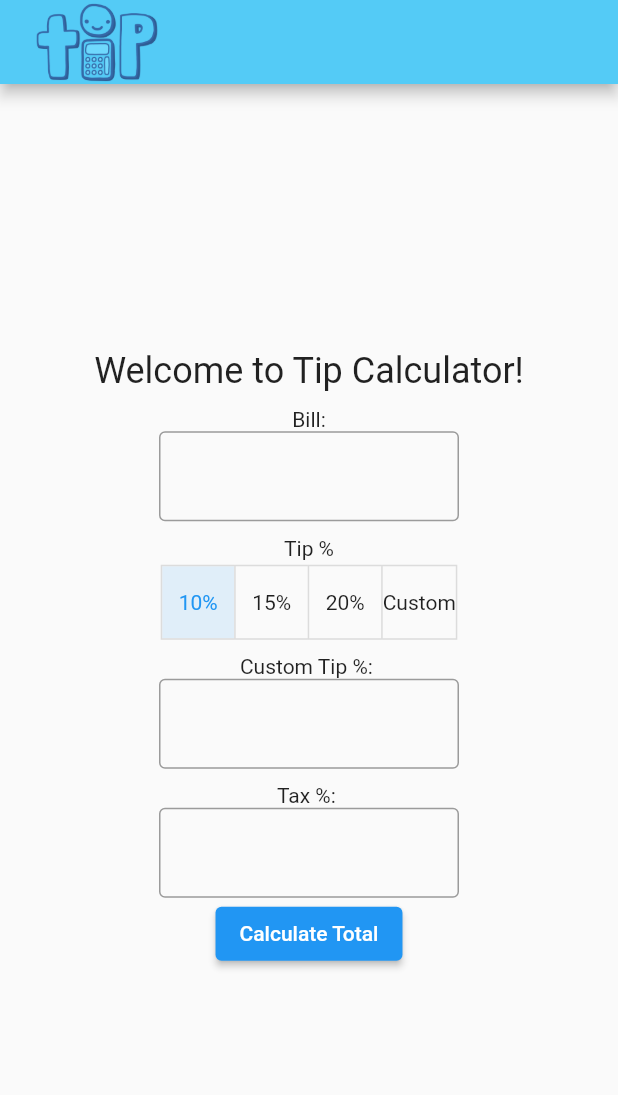
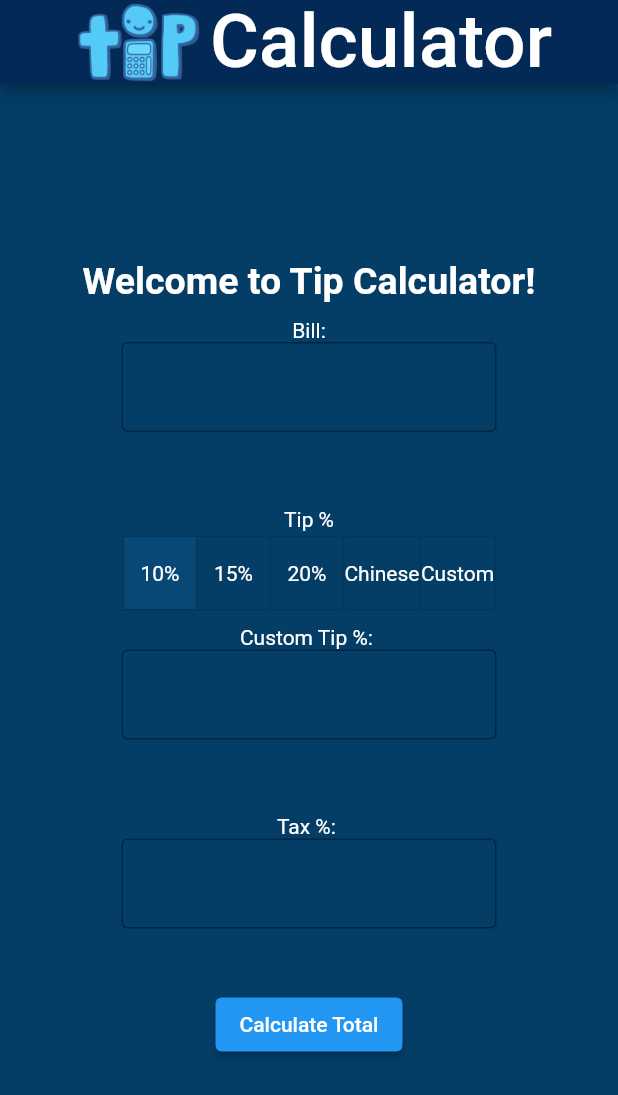
Before and after one commit to Bronx-Science/project-special-calculator-team-tip, a Flutter app: the screen it shows after launch, on a phone screen of 412 x 824 dp. Shown: the top 1095 px of the screen. Run offline on Flutter 3.47's test engine with Material 2 defaults, Android fonts, the phone set to English and light mode, and no system bars.

Commit message:
Update main.dart

```diff
--- a/tip_calculator/lib/main.dart
+++ b/tip_calculator/lib/main.dart
@@ -14,20 +14,29 @@ class _MyAppState extends State<MyApp> {
   Widget build(BuildContext context) {
     return MaterialApp(
       home: Scaffold(
+        backgroundColor: const Color.fromARGB(255, 4, 61, 102),
         appBar: AppBar(
-          backgroundColor: const Color.fromARGB(255, 84, 203, 246),
-          title: Image.asset('assets/tip_logo.png', height: 80),
-        ),
-        body: Center(
+            backgroundColor: const Color.fromARGB(255, 3, 42, 87),
+            title: Center(
+                child:
+                    Row(mainAxisAlignment: MainAxisAlignment.center, children: [
+              Image.asset('assets/tip_logo.png', height: 80),
+              const Text("Calculator", style: TextStyle(fontSize: 50)),
+            ]))),
+        body: const Center(
           child: Column(
             mainAxisAlignment: MainAxisAlignment.center,
             crossAxisAlignment: CrossAxisAlignment.center,
             children: [
               Text(
                 'Welcome to Tip Calculator!',
-                style: Theme.of(context).textTheme.headlineSmall,
+                style: TextStyle(
+                    color: Colors.white,
+                    fontSize: 25,
+                    fontWeight: FontWeight
+                        .bold), //Theme.of(context).textTheme.headlineSmall,
               ),
-              const MyForm(),
+              MyForm(),
             ],
           ),
         ),
@@ -55,7 +64,7 @@ class _MyFormState extends State<MyForm> {
       TextEditingController(); //Used to Retrive data inputted into text fields
   final tipController = TextEditingController();
   final taxController = TextEditingController();
-  List<bool> selection = [true, false, false, false];
+  List<bool> selection = [true, false, false, false, false];
   String total = '0.00';
 
   @override
@@ -68,16 +77,21 @@ class _MyFormState extends State<MyForm> {
           children: <Widget>[
             const Padding(
               padding: EdgeInsets.only(top: 10),
-              child: Text("Bill:"),
+              child: Text("Bill:", style: TextStyle(color: Colors.white)),
             ),
             SizedBox(
-              width: 200,
+              width: 250,
+              height: 100,
               child: TextFormField(
                   decoration: const InputDecoration(
+                      fillColor: Color.fromARGB(255, 181, 224, 255),
                       //Adds a Border
                       border: OutlineInputBorder()),
                   style: const TextStyle(
-                      fontSize: 20, height: 1, color: Colors.black),
+                    color: Colors.white,
+                    fontSize: 20,
+                    height: 1,
+                  ),
                   textAlign: TextAlign.center,
                   validator: (String? value) {
                     //Check if Field is Blank
@@ -92,7 +106,7 @@ class _MyFormState extends State<MyForm> {
             ),
             const Padding(
               padding: EdgeInsets.only(top: 10),
-              child: Text('Tip %'),
+              child: Text('Tip %', style: TextStyle(color: Colors.white)),
             ),
             Padding(
               padding: const EdgeInsets.only(top: 3, bottom: 10),
@@ -100,26 +114,31 @@ class _MyFormState extends State<MyForm> {
                 isSelected: selection,
                 onPressed: updateSelection,
                 children: const [
-                  Text('10%'),
-                  Text('15%'),
-                  Text('20%'),
-                  Text('Custom')
+                  Text('10%', style: TextStyle(color: Colors.white)),
+                  Text('15%', style: TextStyle(color: Colors.white)),
+                  Text('20%', style: TextStyle(color: Colors.white)),
+                  Text('Chinese',
+                      style:
+                          TextStyle(color: Color.fromARGB(255, 255, 255, 255))),
+                  Text('Custom', style: TextStyle(color: Colors.white)),
                 ],
               ),
             ),
-            const Text("Custom Tip %: "),
+            const Text("Custom Tip %: ", style: TextStyle(color: Colors.white)),
             SizedBox(
-              width: 200,
+              width: 250,
+              height: 100,
               child: TextFormField(
                 decoration: const InputDecoration(
+                    fillColor: Color.fromARGB(255, 181, 224, 255),
                     //Adds a Border
                     border: OutlineInputBorder()),
                 style: const TextStyle(
-                    fontSize: 20, height: 1, color: Colors.black),
+                    fontSize: 20, height: 1, color: Colors.white),
                 textAlign: TextAlign.center,
                 validator: (String? value) {
                   //Check if Field is Blank
-                  if (selection[3] == true &&
+                  if (selection[4] == true &&
                       (value == null ||
                           value.isEmpty ||
                           double.tryParse(value) == null)) {
@@ -132,15 +151,17 @@ class _MyFormState extends State<MyForm> {
             ),
             const Padding(
                 padding: EdgeInsetsDirectional.only(top: 10),
-                child: Text("Tax %: ")),
+                child: Text("Tax %: ", style: TextStyle(color: Colors.white))),
             SizedBox(
-              width: 200,
+              width: 250,
+              height: 100,
               child: TextFormField(
                   decoration: const InputDecoration(
+                      fillColor: Color.fromARGB(255, 181, 224, 255),
                       //Adds a Border
                       border: OutlineInputBorder()),
                   style: const TextStyle(
-                      fontSize: 20, height: 1, color: Colors.black),
+                      fontSize: 20, height: 1, color: Colors.white),
                   textAlign: TextAlign.center,
                   validator: (String? value) {
                     //Check if Field is Blank
@@ -163,7 +184,8 @@ class _MyFormState extends State<MyForm> {
                   calculateTotal();
                 }
               },
-              child: const Text('Calculate Total'),
+              child: const Text('Calculate Total',
+                  style: TextStyle(color: Colors.white)),
             )),
             if (total !=
                 '0.00') // Check if 'tip' is not '0.00' before displaying
@@ -171,7 +193,7 @@ class _MyFormState extends State<MyForm> {
                 padding: const EdgeInsets.all(20),
                 child: Text(
                   total, // Show the '$' symbol here
-                  style: const TextStyle(fontSize: 35),
+                  style: const TextStyle(fontSize: 35, color: Colors.white),
                 ),
               ),
           ],
@@ -189,18 +211,22 @@ class _MyFormState extends State<MyForm> {
   void calculateTotal() {
     final bill =
         double.parse(double.parse(billController.text).toStringAsPrecision(2));
-    if (selection[3] != false) {
+    final taxPercent = double.parse(
+        (double.parse(taxController.text) / 100).toStringAsPrecision(2));
+    String totalAmount = '';
+    if (selection[3]) {
+      totalAmount = ((bill * (1 + taxPercent)) + 2).toStringAsFixed(2);
+    } else if (selection[4]) {
       tipPercent = double.parse(
           (double.parse(tipController.text) / 100).toStringAsPrecision(2));
+      totalAmount =
+          (bill + (bill * tipPercent) + (bill * taxPercent)).toStringAsFixed(2);
     } else {
       final selectedIndex = selection.indexWhere((element) => element);
       tipPercent = [0.1, 0.15, 0.2][selectedIndex];
+      totalAmount =
+          (bill + (bill * tipPercent) + (bill * taxPercent)).toStringAsFixed(2);
     }
-    final taxPercent = double.parse(
-        (double.parse(taxController.text) / 100).toStringAsPrecision(2));
-
-    final totalAmount =
-        (bill + (bill * tipPercent) + (bill * taxPercent)).toStringAsFixed(2);
 
     setState(() {
       total = '\$$totalAmount';
```
